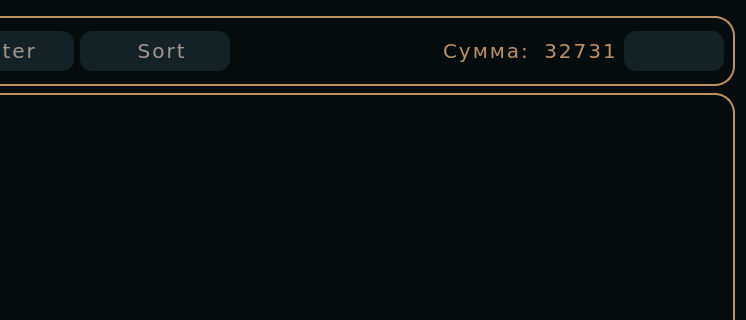
Before: the Qt Designer form source/ui/ui_paymentdata.ui in xtern0o/MoneyViewer, drawn with Qt 5; both pictures show x 98 to 844 and y 0 to 320 of the 844 by 472 pixel window.
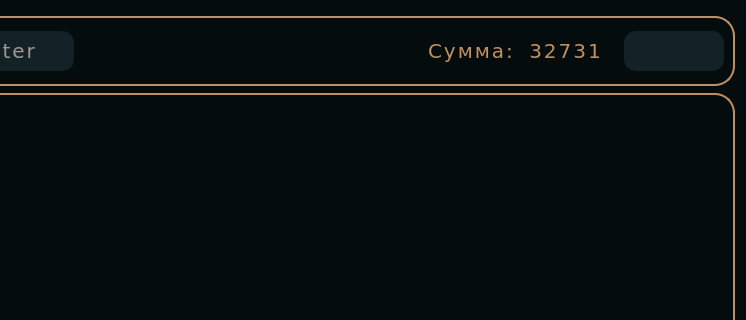
After: the same form once the commit is applied. Icons and pictures are not drawn.

```diff
--- a/source/ui/ui_paymentdata.ui
+++ b/source/ui/ui_paymentdata.ui
@@ -97,29 +97,6 @@
         </property>
        </widget>
       </item>
-      <item>
-       <widget class="QPushButton" name="sort_btn">
-        <property name="minimumSize">
-         <size>
-          <width>150</width>
-          <height>40</height>
-         </size>
-        </property>
-        <property name="text">
-         <string> Sort</string>
-        </property>
-        <property name="icon">
-         <iconset>
-          <normaloff>../icons/sort.png</normaloff>../icons/sort.png</iconset>
-        </property>
-        <property name="iconSize">
-         <size>
-          <width>30</width>
-          <height>30</height>
-         </size>
-        </property>
-       </widget>
-      </item>
       <item>
        <spacer name="horizontalSpacer">
         <property name="orientation">
```
